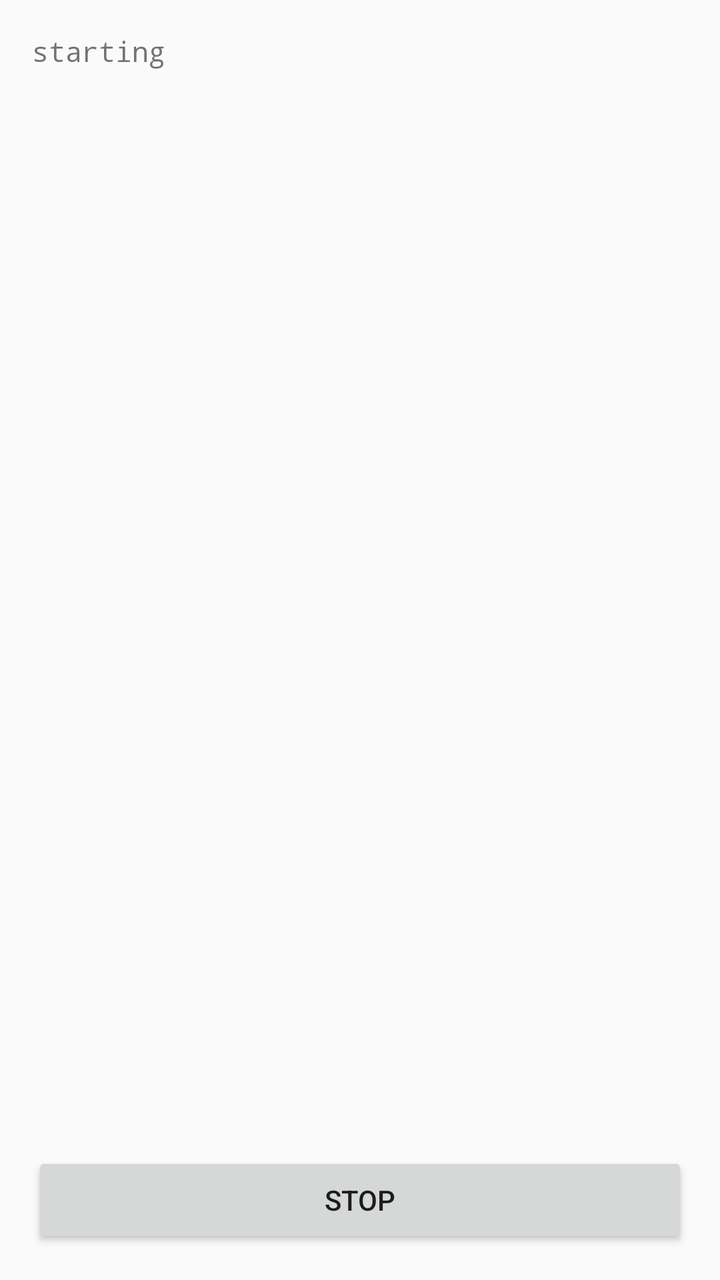
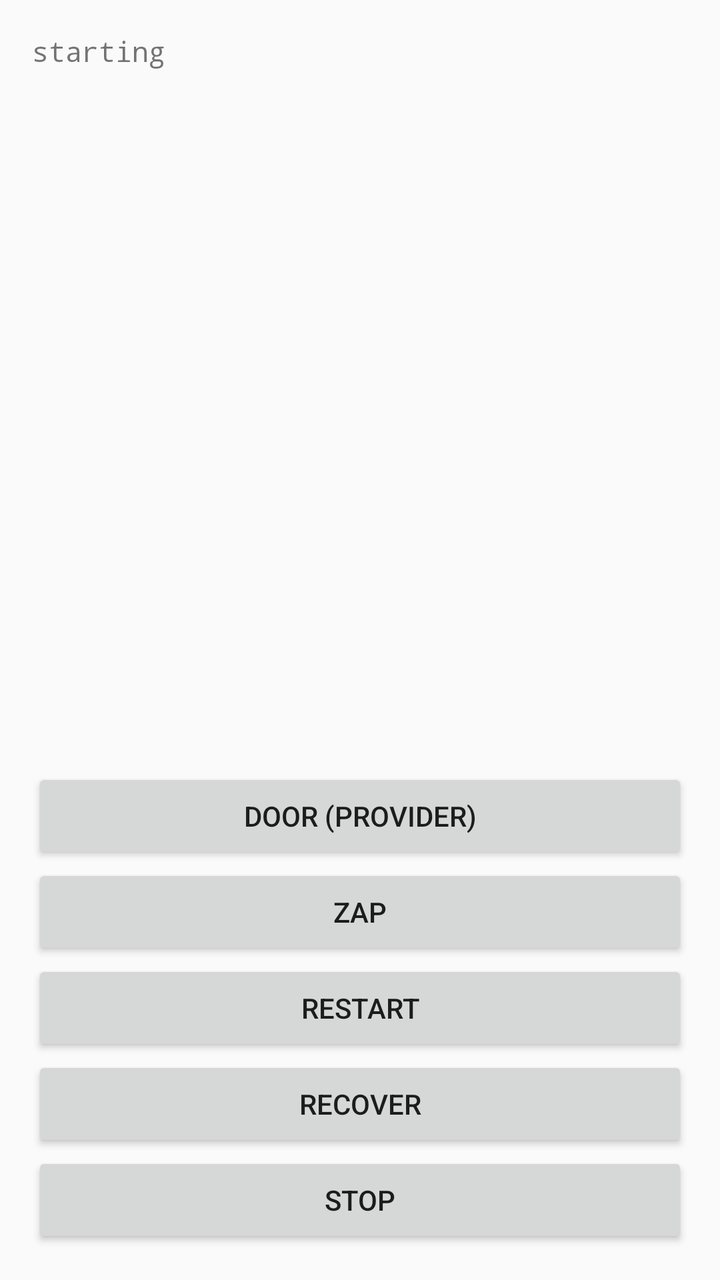

Screens rendered from an Android XML layout before and after an edit, with the pre-edit source and the edit as a unified diff.
<!-- AndroidManifest.xml: application theme android:Theme.Material.Light -->
<!-- res/layout/activity_main.xml -->
<?xml version="1.0" encoding="utf-8"?>
<LinearLayout xmlns:android="http://schemas.android.com/apk/res/android"
    android:layout_width="match_parent"
    android:layout_height="match_parent"
    android:orientation="vertical"
    android:padding="16dp">

    <TextView
        android:id="@+id/status"
        android:layout_width="match_parent"
        android:layout_height="0dp"
        android:layout_weight="1"
        android:fontFamily="monospace"
        android:textSize="14sp"
        android:text="starting" />

    <Button
        android:id="@+id/stop"
        android:layout_width="match_parent"
        android:layout_height="wrap_content"
        android:text="Stop" />
</LinearLayout>
<!-- resources referenced by this layout -->
<resources>

</resources>

<!-- the commit's change to res/layout/activity_main.xml (unified diff, before → after) -->
@@ -15,6 +15,30 @@
         android:text="starting" />
 
     <Button
+        android:id="@+id/door"
+        android:layout_width="match_parent"
+        android:layout_height="wrap_content"
+        android:text="Door (provider)" />
+
+    <Button
+        android:id="@+id/zap"
+        android:layout_width="match_parent"
+        android:layout_height="wrap_content"
+        android:text="Zap" />
+
+    <Button
+        android:id="@+id/restart"
+        android:layout_width="match_parent"
+        android:layout_height="wrap_content"
+        android:text="Restart" />
+
+    <Button
+        android:id="@+id/recover"
+        android:layout_width="match_parent"
+        android:layout_height="wrap_content"
+        android:text="Recover" />
+
+    <Button
         android:id="@+id/stop"
         android:layout_width="match_parent"
         android:layout_height="wrap_content"
